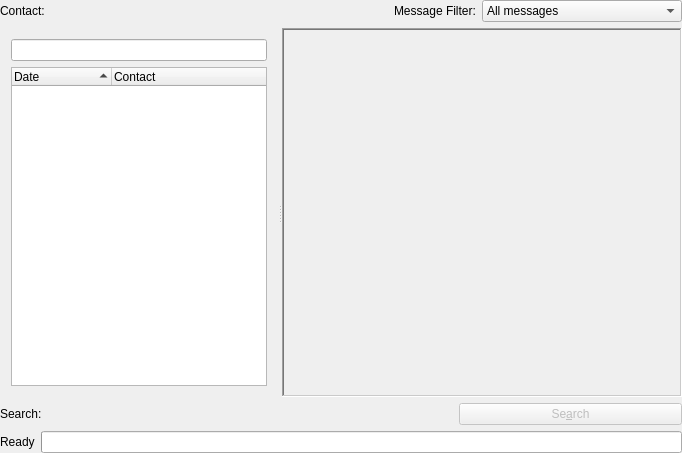
Above: plugins/history/historyviewer.ui from KDE/kopete before the change. Below: the same form after it.
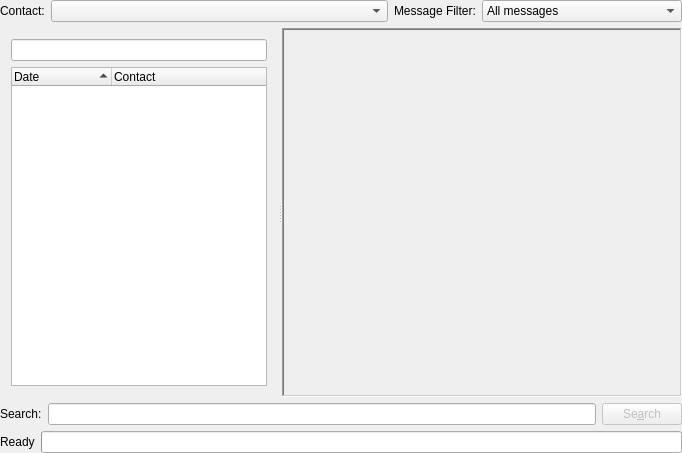
That is the form after the change. Custom widgets are drawn as their Qt base class.

Commit message: micro changes to the history dialog: - remove the tree decoration from the days list - set Close as only button for the dialog, Ok and Cancel have no sense - remove a duplicated method call

```diff
--- a/plugins/history/historyviewer.ui
+++ b/plugins/history/historyviewer.ui
@@ -65,7 +65,7 @@
       </widget>
      </item>
      <item>
-      <widget class="KComboBox" native="1" name="contactComboBox" >
+      <widget class="KComboBox" name="contactComboBox" >
        <property name="sizePolicy" >
         <sizepolicy vsizetype="Fixed" hsizetype="Expanding" >
          <horstretch>0</horstretch>
@@ -193,7 +193,7 @@
       </widget>
      </item>
      <item>
-      <widget class="KLineEdit" native="1" name="searchLine" />
+      <widget class="KLineEdit" name="searchLine" />
      </item>
      <item>
       <widget class="QPushButton" name="searchButton" >
@@ -253,18 +253,18 @@
  <customwidgets>
   <customwidget>
    <class>KComboBox</class>
-   <extends></extends>
+   <extends>QComboBox</extends>
    <header>kcombobox.h</header>
   </customwidget>
   <customwidget>
    <class>KLineEdit</class>
-   <extends></extends>
+   <extends>QLineEdit</extends>
    <header>klineedit.h</header>
   </customwidget>
   <customwidget>
    <class>KTreeWidgetSearchLine</class>
-   <extends>QLineEdit</extends>
-   <header location="global" >ktreewidgetsearchline.h</header>
+   <extends>KLineEdit</extends>
+   <header>ktreewidgetsearchline.h</header>
   </customwidget>
  </customwidgets>
  <tabstops>
```
Left out of the diff: 47 changed lines with no effect on the pictures. The commit also changes 1 other file.
